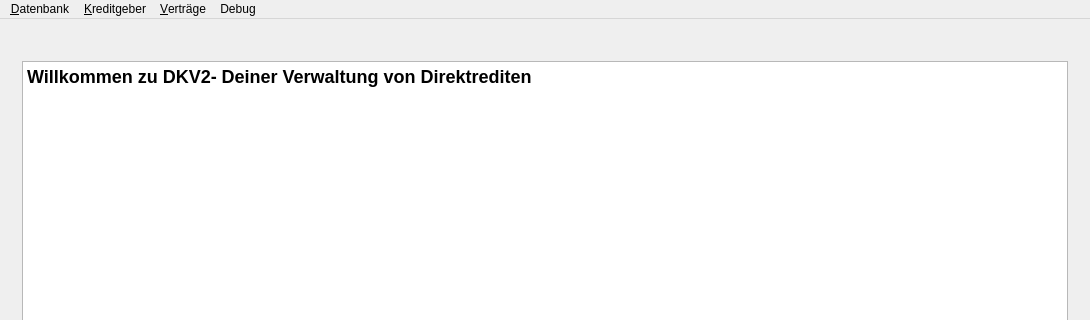
Old version of the form DKV2/mainwindow.ui in the repository Schachigel/DKV2; both pictures show x 0 to 1090 and y 0 to 320 of the 1090 by 800 pixel window.
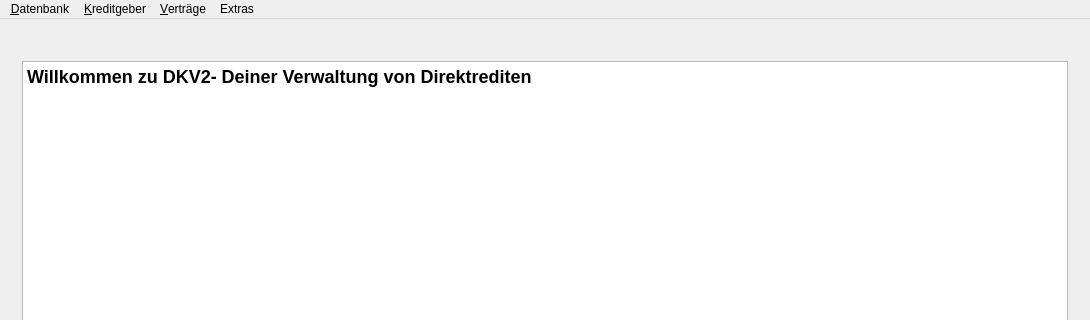
New version of the form. Icons and pictures are not drawn. Custom widgets are drawn as their Qt base class.

Diff of the .ui file:
```diff
--- a/DKV2/mainwindow.ui
+++ b/DKV2/mainwindow.ui
@@ -698,7 +698,7 @@
      <bool>true</bool>
     </property>
     <property name="title">
-     <string>Debug</string>
+     <string>Extras</string>
     </property>
     <addaction name="action_create_sample_data"/>
     <addaction name="action_log_anzeigen"/>
```
